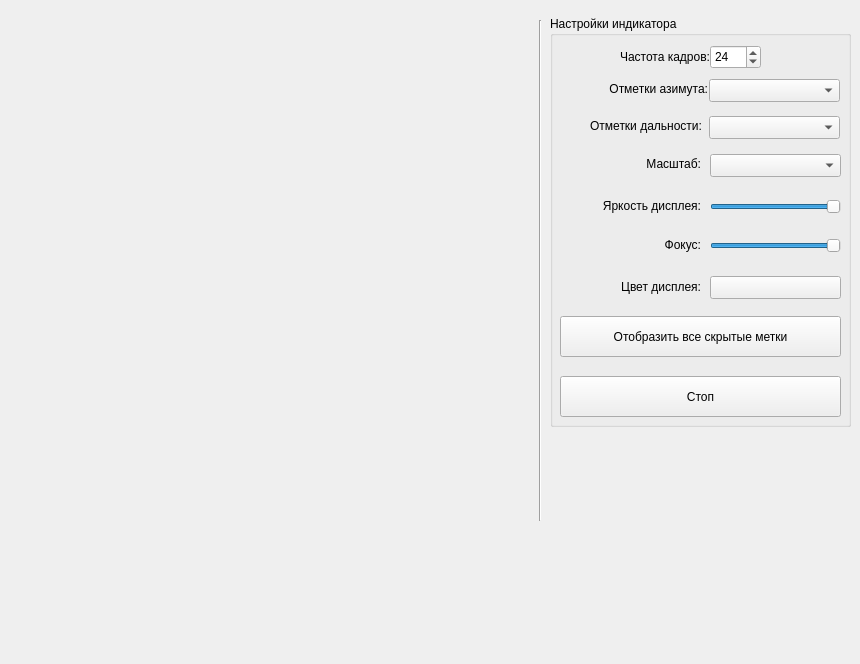
Old version of the form indicatordrl.ui in the repository oln0ry/IKO.
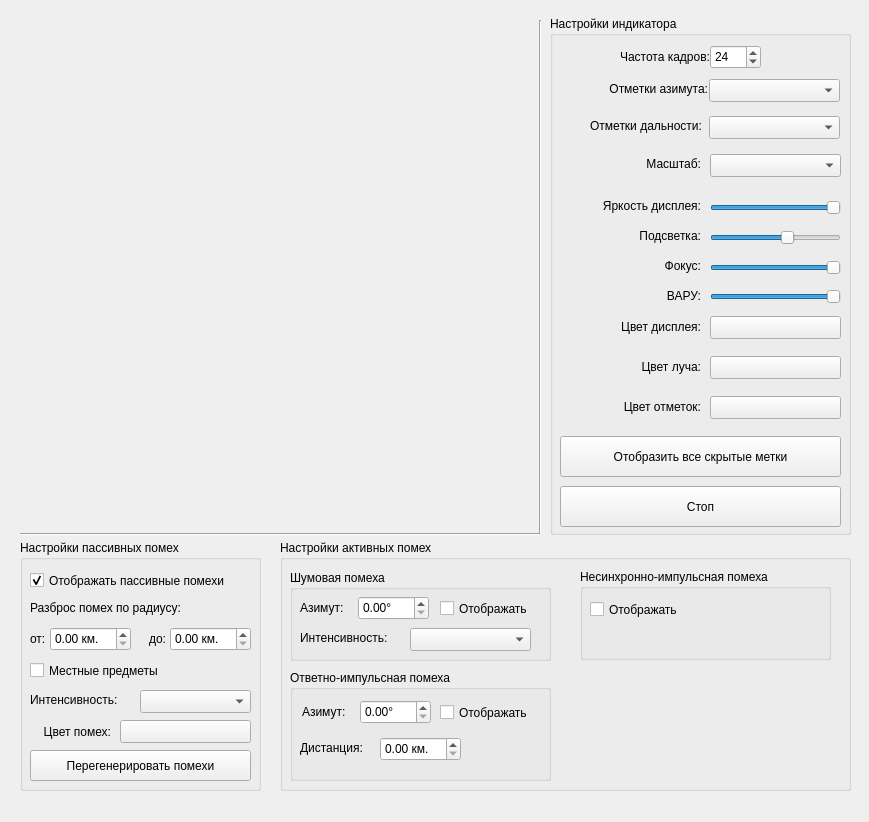
New version of the form. Custom widgets are drawn as their Qt base class.

Commit message: Доработка интерфейса и частичная привязка к функционалу

```diff
--- a/indicatordrl.ui
+++ b/indicatordrl.ui
@@ -6,8 +6,8 @@
    <rect>
     <x>0</x>
     <y>0</y>
-    <width>860</width>
-    <height>664</height>
+    <width>869</width>
+    <height>822</height>
    </rect>
   </property>
   <property name="windowTitle">
@@ -53,7 +53,7 @@
      <x>550</x>
      <y>16</y>
      <width>301</width>
-     <height>411</height>
+     <height>519</height>
     </rect>
    </property>
    <property name="title">
@@ -98,7 +98,7 @@
     <property name="geometry">
      <rect>
       <x>60</x>
-      <y>263</y>
+      <y>303</y>
       <width>91</width>
       <height>16</height>
      </rect>
@@ -114,7 +114,7 @@
     <property name="geometry">
      <rect>
       <x>160</x>
-      <y>260</y>
+      <y>300</y>
       <width>131</width>
       <height>23</height>
      </rect>
@@ -233,7 +233,7 @@
     <property name="geometry">
      <rect>
       <x>160</x>
-      <y>181</y>
+      <y>182</y>
       <width>131</width>
       <height>20</height>
      </rect>
@@ -255,7 +255,7 @@
     <property name="geometry">
      <rect>
       <x>160</x>
-      <y>220</y>
+      <y>242</y>
       <width>131</width>
       <height>20</height>
      </rect>
@@ -277,7 +277,7 @@
     <property name="geometry">
      <rect>
       <x>100</x>
-      <y>219</y>
+      <y>240</y>
       <width>51</width>
       <height>20</height>
      </rect>
@@ -293,7 +293,7 @@
     <property name="geometry">
      <rect>
       <x>10</x>
-      <y>360</y>
+      <y>470</y>
       <width>281</width>
       <height>41</height>
      </rect>
@@ -306,7 +306,7 @@
     <property name="geometry">
      <rect>
       <x>10</x>
-      <y>300</y>
+      <y>420</y>
       <width>281</width>
       <height>41</height>
      </rect>
@@ -315,6 +315,152 @@
      <string>Отобразить все скрытые метки</string>
     </property>
    </widget>
+   <widget class="QSlider" name="ChangeDisplayLightning">
+    <property name="geometry">
+     <rect>
+      <x>160</x>
+      <y>212</y>
+      <width>131</width>
+      <height>20</height>
+     </rect>
+    </property>
+    <property name="cursor">
+     <cursorShape>ArrowCursor</cursorShape>
+    </property>
+    <property name="maximum">
+     <number>100</number>
+    </property>
+    <property name="singleStep">
+     <number>1</number>
+    </property>
+    <property name="value">
+     <number>60</number>
+    </property>
+    <property name="orientation">
+     <enum>Qt::Horizontal</enum>
+    </property>
+   </widget>
+   <widget class="QLabel" name="LabelDisplayLightning">
+    <property name="geometry">
+     <rect>
+      <x>80</x>
+      <y>210</y>
+      <width>71</width>
+      <height>20</height>
+     </rect>
+    </property>
+    <property name="text">
+     <string>Подсветка:</string>
+    </property>
+    <property name="alignment">
+     <set>Qt::AlignRight|Qt::AlignTrailing|Qt::AlignVCenter</set>
+    </property>
+   </widget>
+   <widget class="QLabel" name="LabelVARU">
+    <property name="geometry">
+     <rect>
+      <x>110</x>
+      <y>270</y>
+      <width>41</width>
+      <height>20</height>
+     </rect>
+    </property>
+    <property name="text">
+     <string>ВАРУ:</string>
+    </property>
+    <property name="alignment">
+     <set>Qt::AlignRight|Qt::AlignTrailing|Qt::AlignVCenter</set>
+    </property>
+   </widget>
+   <widget class="QSlider" name="ChangeIndicatorVARU">
+    <property name="geometry">
+     <rect>
+      <x>160</x>
+      <y>271</y>
+      <width>131</width>
+      <height>20</height>
+     </rect>
+    </property>
+    <property name="cursor">
+     <cursorShape>ArrowCursor</cursorShape>
+    </property>
+    <property name="maximum">
+     <number>100</number>
+    </property>
+    <property name="singleStep">
+     <number>1</number>
+    </property>
+    <property name="value">
+     <number>100</number>
+    </property>
+    <property name="orientation">
+     <enum>Qt::Horizontal</enum>
+    </property>
+   </widget>
+   <widget class="QPushButton" name="ButtonChangeColorRay">
+    <property name="geometry">
+     <rect>
+      <x>160</x>
+      <y>340</y>
+      <width>131</width>
+      <height>23</height>
+     </rect>
+    </property>
+    <property name="cursor">
+     <cursorShape>ArrowCursor</cursorShape>
+    </property>
+    <property name="text">
+     <string/>
+    </property>
+   </widget>
+   <widget class="QLabel" name="LabelColorRay">
+    <property name="geometry">
+     <rect>
+      <x>80</x>
+      <y>341</y>
+      <width>71</width>
+      <height>20</height>
+     </rect>
+    </property>
+    <property name="text">
+     <string>Цвет луча:</string>
+    </property>
+    <property name="alignment">
+     <set>Qt::AlignRight|Qt::AlignTrailing|Qt::AlignVCenter</set>
+    </property>
+   </widget>
+   <widget class="QPushButton" name="ButtonChangeColorMarks">
+    <property name="geometry">
+     <rect>
+      <x>160</x>
+      <y>380</y>
+      <width>131</width>
+      <height>23</height>
+     </rect>
+    </property>
+    <property name="cursor">
+     <cursorShape>ArrowCursor</cursorShape>
+    </property>
+    <property name="text">
+     <string/>
+    </property>
+   </widget>
+   <widget class="QLabel" name="LabelColorMarks">
+    <property name="geometry">
+     <rect>
+      <x>60</x>
+      <y>381</y>
+      <width>91</width>
+      <height>20</height>
+     </rect>
+    </property>
+    <property name="text">
+     <string>Цвет отметок:</string>
+    </property>
+    <property name="alignment">
+     <set>Qt::AlignRight|Qt::AlignTrailing|Qt::AlignVCenter</set>
+    </property>
+   </widget>
   </widget>
   <widget class="Line" name="line">
    <property name="geometry">
@@ -322,13 +468,402 @@
      <x>530</x>
      <y>20</y>
      <width>20</width>
-     <height>501</height>
+     <height>513</height>
     </rect>
    </property>
    <property name="orientation">
     <enum>Qt::Vertical</enum>
    </property>
   </widget>
+  <widget class="QGroupBox" name="BoxTrashSettings">
+   <property name="geometry">
+    <rect>
+     <x>20</x>
+     <y>540</y>
+     <width>241</width>
+     <height>251</height>
+    </rect>
+   </property>
+   <property name="title">
+    <string>Настройки пассивных помех</string>
+   </property>
+   <widget class="QCheckBox" name="CheckShowTrash">
+    <property name="geometry">
+     <rect>
+      <x>10</x>
+      <y>30</y>
+      <width>231</width>
+      <height>21</height>
+     </rect>
+    </property>
+    <property name="text">
+     <string>Отображать пассивные помехи</string>
+    </property>
+    <property name="checked">
+     <bool>true</bool>
+    </property>
+   </widget>
+   <widget class="QPushButton" name="ButtonChangeColorTrash">
+    <property name="geometry">
+     <rect>
+      <x>100</x>
+      <y>180</y>
+      <width>131</width>
+      <height>23</height>
+     </rect>
+    </property>
+    <property name="cursor">
+     <cursorShape>ArrowCursor</cursorShape>
+    </property>
+    <property name="text">
+     <string/>
+    </property>
+   </widget>
+   <widget class="QLabel" name="LabelColorTrash">
+    <property name="geometry">
+     <rect>
+      <x>10</x>
+      <y>182</y>
+      <width>81</width>
+      <height>19</height>
+     </rect>
+    </property>
+    <property name="text">
+     <string>Цвет помех:</string>
+    </property>
+    <property name="alignment">
+     <set>Qt::AlignRight|Qt::AlignTrailing|Qt::AlignVCenter</set>
+    </property>
+   </widget>
+   <widget class="QLabel" name="LabelScatterTrash">
+    <property name="geometry">
+     <rect>
+      <x>10</x>
+      <y>60</y>
+      <width>181</width>
+      <height>16</height>
+     </rect>
+    </property>
+    <property name="text">
+     <string>Разброс помех по радиусу:</string>
+    </property>
+   </widget>
+   <widget class="QLabel" name="LabelScatterTrashFrom">
+    <property name="geometry">
+     <rect>
+      <x>10</x>
+      <y>91</y>
+      <width>21</width>
+      <height>16</height>
+     </rect>
+    </property>
+    <property name="text">
+     <string>от:</string>
+    </property>
+   </widget>
+   <widget class="QDoubleSpinBox" name="InputScatterTrashFrom">
+    <property name="geometry">
+     <rect>
+      <x>30</x>
+      <y>87</y>
+      <width>81</width>
+      <height>24</height>
+     </rect>
+    </property>
+    <property name="suffix">
+     <string> км.</string>
+    </property>
+    <property name="maximum">
+     <double>400.000000000000000</double>
+    </property>
+   </widget>
+   <widget class="QLabel" name="LabelScatterTrashTo">
+    <property name="geometry">
+     <rect>
+      <x>129</x>
+      <y>91</y>
+      <width>21</width>
+      <height>16</height>
+     </rect>
+    </property>
+    <property name="text">
+     <string>до:</string>
+    </property>
+   </widget>
+   <widget class="QDoubleSpinBox" name="InputScatterTrashTo">
+    <property name="geometry">
+     <rect>
+      <x>150</x>
+      <y>87</y>
+      <width>81</width>
+      <height>24</height>
+     </rect>
+    </property>
+    <property name="suffix">
+     <string> км.</string>
+    </property>
+    <property name="maximum">
+     <double>400.000000000000000</double>
+    </property>
+   </widget>
+   <widget class="QCheckBox" name="CheckShowLocalItems">
+    <property name="geometry">
+     <rect>
+      <x>10</x>
+      <y>120</y>
+      <width>151</width>
+      <height>21</height>
+     </rect>
+    </property>
+    <property name="text">
+     <string>Местные предметы</string>
+    </property>
+   </widget>
+   <widget class="QPushButton" name="RegenerateTrash">
+    <property name="geometry">
+     <rect>
+      <x>10</x>
+      <y>210</y>
+      <width>221</width>
+      <height>31</height>
+     </rect>
+    </property>
+    <property name="cursor">
+     <cursorShape>ArrowCursor</cursorShape>
+    </property>
+    <property name="text">
+     <string>Перегенерировать помехи</string>
+    </property>
+   </widget>
+   <widget class="QComboBox" name="SelectTrashIntensity">
+    <property name="geometry">
+     <rect>
+      <x>120</x>
+      <y>150</y>
+      <width>111</width>
+      <height>23</height>
+     </rect>
+    </property>
+   </widget>
+   <widget class="QLabel" name="LabelTrashIntensity">
+    <property name="geometry">
+     <rect>
+      <x>10</x>
+      <y>152</y>
+      <width>101</width>
+      <height>16</height>
+     </rect>
+    </property>
+    <property name="text">
+     <string>Интенсивность:</string>
+    </property>
+   </widget>
+  </widget>
+  <widget class="Line" name="line_2">
+   <property name="geometry">
+    <rect>
+     <x>20</x>
+     <y>524</y>
+     <width>520</width>
+     <height>20</height>
+    </rect>
+   </property>
+   <property name="orientation">
+    <enum>Qt::Horizontal</enum>
+   </property>
+  </widget>
+  <widget class="QGroupBox" name="BoxActiveTrashSettings">
+   <property name="geometry">
+    <rect>
+     <x>280</x>
+     <y>540</y>
+     <width>571</width>
+     <height>251</height>
+    </rect>
+   </property>
+   <property name="title">
+    <string>Настройки активных помех</string>
+   </property>
+   <widget class="QGroupBox" name="BoxActiveNoiseTrash">
+    <property name="geometry">
+     <rect>
+      <x>10</x>
+      <y>30</y>
+      <width>261</width>
+      <height>91</height>
+     </rect>
+    </property>
+    <property name="title">
+     <string>Шумовая помеха</string>
+    </property>
+    <widget class="QLabel" name="LabelActiveNoiseAzimuth">
+     <property name="geometry">
+      <rect>
+       <x>10</x>
+       <y>30</y>
+       <width>57</width>
+       <height>15</height>
+      </rect>
+     </property>
+     <property name="text">
+      <string>Азимут:</string>
+     </property>
+    </widget>
+    <widget class="QDoubleSpinBox" name="InputActiveNoiseAzimuth">
+     <property name="geometry">
+      <rect>
+       <x>68</x>
+       <y>26</y>
+       <width>71</width>
+       <height>24</height>
+      </rect>
+     </property>
+     <property name="suffix">
+      <string>°</string>
+     </property>
+    </widget>
+    <widget class="QLabel" name="LabelActiveNoiseIntensity">
+     <property name="geometry">
+      <rect>
+       <x>10</x>
+       <y>60</y>
+       <width>101</width>
+       <height>16</height>
+      </rect>
+     </property>
+     <property name="text">
+      <string>Интенсивность:</string>
+     </property>
+    </widget>
+    <widget class="QComboBox" name="SelectActiveNoiseIntensity">
+     <property name="geometry">
+      <rect>
+       <x>120</x>
+       <y>58</y>
+       <width>121</width>
+       <height>23</height>
+      </rect>
+     </property>
+    </widget>
+    <widget class="QCheckBox" name="CheckActiveNoiseShow">
+     <property name="geometry">
+      <rect>
+       <x>150</x>
+       <y>28</y>
+       <width>101</width>
+       <height>21</height>
+      </rect>
+     </property>
+     <property name="text">
+      <string>Отображать</string>
+     </property>
+    </widget>
+   </widget>
+   <widget class="QGroupBox" name="BoxActiveAnswerTrash">
+    <property name="geometry">
+     <rect>
+      <x>10</x>
+      <y>130</y>
+      <width>261</width>
+      <height>111</height>
+     </rect>
+    </property>
+    <property name="title">
+     <string>Ответно-импульсная помеха</string>
+    </property>
+    <widget class="QDoubleSpinBox" name="InputActiveAnswerAzimuth">
+     <property name="geometry">
+      <rect>
+       <x>70</x>
+       <y>30</y>
+       <width>71</width>
+       <height>24</height>
+      </rect>
+     </property>
+     <property name="suffix">
+      <string>°</string>
+     </property>
+    </widget>
+    <widget class="QLabel" name="LabelActiveAnswerAzimuth">
+     <property name="geometry">
+      <rect>
+       <x>12</x>
+       <y>34</y>
+       <width>57</width>
+       <height>15</height>
+      </rect>
+     </property>
+     <property name="text">
+      <string>Азимут:</string>
+     </property>
+    </widget>
+    <widget class="QLabel" name="LabelActiveAnswerDistance">
+     <property name="geometry">
+      <rect>
+       <x>10</x>
+       <y>70</y>
+       <width>81</width>
+       <height>16</height>
+      </rect>
+     </property>
+     <property name="text">
+      <string>Дистанция:</string>
+     </property>
+    </widget>
+    <widget class="QDoubleSpinBox" name="InputActiveAnswerDistance">
+     <property name="geometry">
+      <rect>
+       <x>90</x>
+       <y>67</y>
+       <width>81</width>
+       <height>24</height>
+      </rect>
+     </property>
+     <property name="suffix">
+      <string> км.</string>
+     </property>
+    </widget>
+    <widget class="QCheckBox" name="CheckActiveAnswerShow">
+     <property name="geometry">
+      <rect>
+       <x>150</x>
+       <y>32</y>
+       <width>101</width>
+       <height>21</height>
+      </rect>
+     </property>
+     <property name="text">
+      <string>Отображать</string>
+     </property>
+    </widget>
+   </widget>
+   <widget class="QGroupBox" name="BoxActiveInSyncTrash">
+    <property name="geometry">
+     <rect>
+      <x>300</x>
+      <y>29</y>
+      <width>251</width>
+      <height>91</height>
+     </rect>
+    </property>
+    <property name="title">
+     <string>Несинхронно-импульсная помеха</string>
+    </property>
+    <widget class="QCheckBox" name="CheckActiveInSyncShow">
+     <property name="geometry">
+      <rect>
+       <x>10</x>
+       <y>30</y>
+       <width>101</width>
+       <height>21</height>
+      </rect>
+     </property>
+     <property name="text">
+      <string>Отображать</string>
+     </property>
+    </widget>
+   </widget>
+  </widget>
  </widget>
  <customwidgets>
   <customwidget>
```
Left out of the diff: 20 changed lines with no effect on the pictures. The commit also changes 6 other files.
